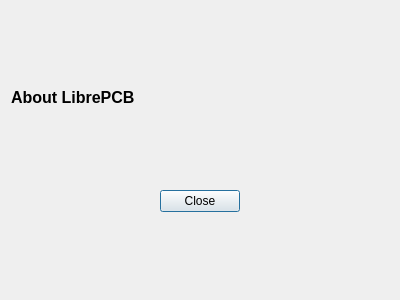
The window that libs/librepcb/common/dialogs/aboutdialog.ui (Ainsley-Harriott/LibrePCB) describes before a commit, drawn with Qt 5.
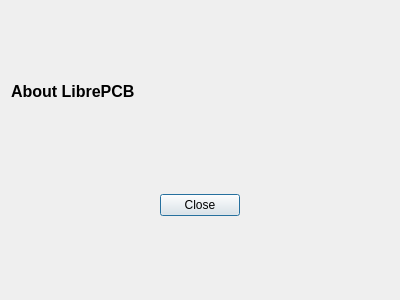
The same window after the commit.

Commit message: AboutDialog: Add top margin to close button

```diff
--- a/libs/librepcb/common/dialogs/aboutdialog.ui
+++ b/libs/librepcb/common/dialogs/aboutdialog.ui
@@ -35,7 +35,11 @@
     </widget>
    </item>
    <item>
-    <layout class="QVBoxLayout" name="aboutContentLayout"/>
+    <layout class="QVBoxLayout" name="aboutContentLayout">
+     <property name="bottomMargin">
+      <number>16</number>
+     </property>
+    </layout>
    </item>
    <item>
     <widget class="QDialogButtonBox" name="buttonBox">
```
